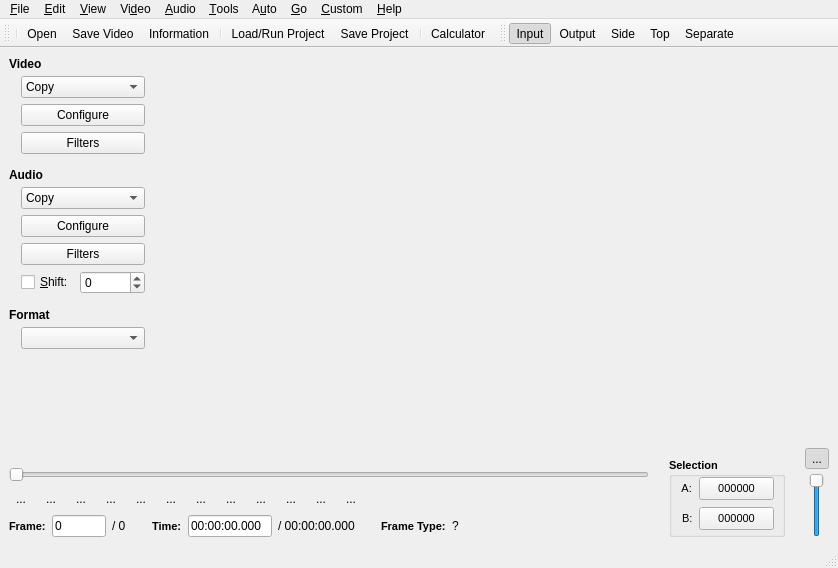
The window that branches/avidemux_2.5_branch_gruntster/avidemux/ADM_userInterfaces/ADM_QT4/ADM_gui/gui2.ui (BackupTheBerlios/avidemux-svn) describes before a commit, drawn with Qt 5.
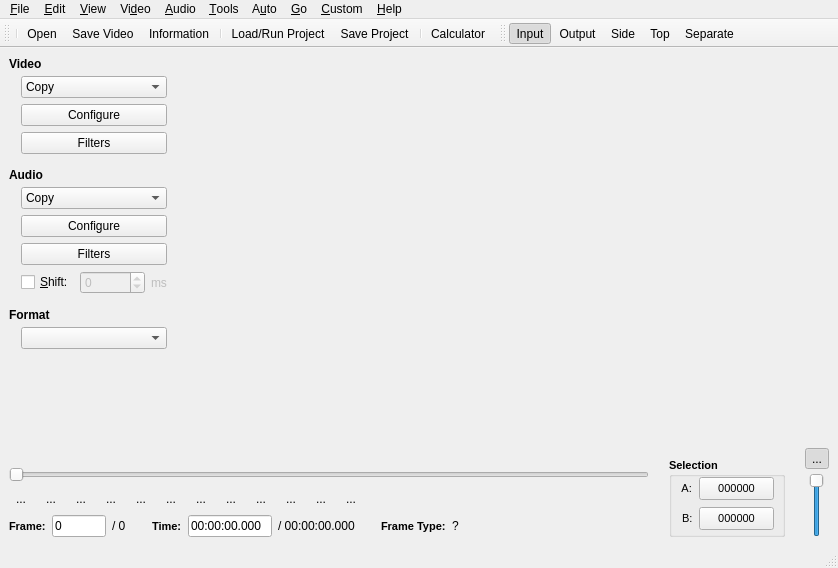
The same window after the commit. Icons and pictures are not drawn. Custom widgets are drawn as their Qt base class.

```diff
--- a/branches/avidemux_2.5_branch_gruntster/avidemux/ADM_userInterfaces/ADM_QT4/ADM_gui/gui2.ui
+++ b/branches/avidemux_2.5_branch_gruntster/avidemux/ADM_userInterfaces/ADM_QT4/ADM_gui/gui2.ui
@@ -406,6 +406,9 @@
                 </item>
                 <item>
                  <widget class="QSpinBox" name="spinBox_TimeValue" >
+                  <property name="enabled" >
+                   <bool>false</bool>
+                  </property>
                   <property name="sizePolicy" >
                    <sizepolicy vsizetype="Fixed" hsizetype="Minimum" >
                     <horstretch>0</horstretch>
@@ -418,6 +421,19 @@
                   <property name="maximum" >
                    <number>99999</number>
                   </property>
+                  <property name="minimum" >
+                   <number>-99999</number>
+                  </property>
+                 </widget>
+                </item>
+                <item>
+                 <widget class="QLabel" name="label_9" >
+                  <property name="enabled" >
+                   <bool>false</bool>
+                  </property>
+                  <property name="text" >
+                   <string>ms</string>
+                  </property>
                  </widget>
                 </item>
                </layout>
```
Left out of the diff: 38 changed lines with no effect on the pictures.
